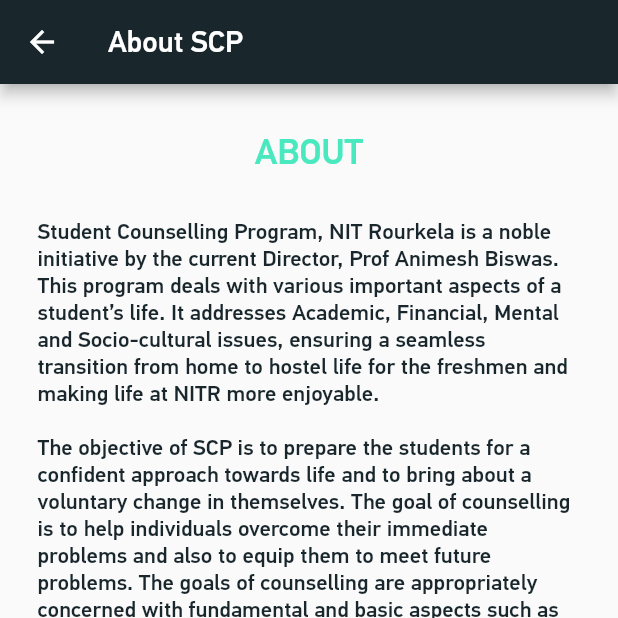
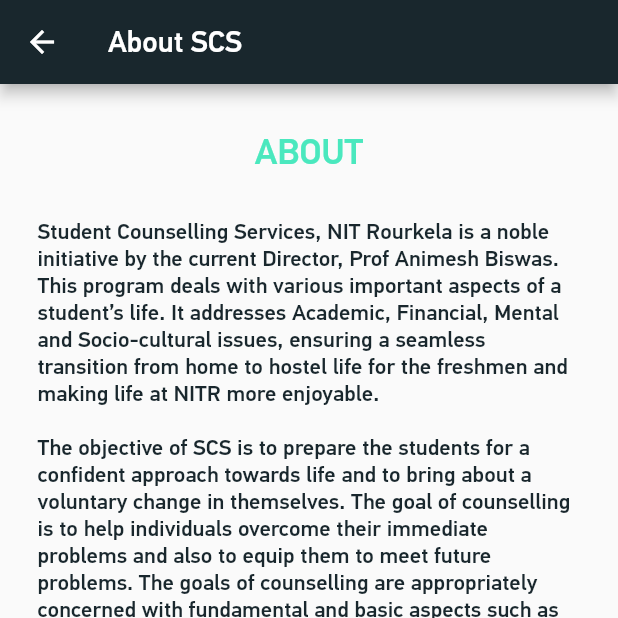
Before and after one commit to cmobiledev5/Institute-Counselling-mobile-app, a Flutter app: the AboutSCP screen opened by its route, on a phone screen of 412 x 824 dp, the top half of it. Run offline on Flutter 3.47's test engine with Material 2 defaults, Android fonts, the light colour scheme and no system bars; our stand-ins replace firebase_auth, firebase_database, firebase_remote_config, pin_code_text_field, shared_preferences; accounts and stored records are empty.

Commit message:
Merge Chinmay
Former-commit-id: 05ad32ab943474a5bfa1a383b19242c54b0c3887

```diff
--- a/scp/lib/cards.dart
+++ b/scp/lib/cards.dart
@@ -230,7 +230,7 @@
                             child: SizedBox(
                               width: 200.0,
                               child: Text(
-                                'Find the complete database of SCP Mentors',
+                                'Find the complete database of SCS Mentors',
                                 textAlign: TextAlign.left,
                                 style: TextStyle(
                                   fontSize: heightFactor * 0.038,
@@ -277,7 +277,7 @@
 }
 
 Widget faqCard(
-    BuildContext context, double heightFactor, double textScaleFactor) {
+    BuildContext context, double heightFactor, double textScaleFactor){
   Gradients().init(context);
   return SizedBox(
     height: heightFactor * 0.58,
--- a/scp/lib/drawer_screens/about_scp.dart
+++ b/scp/lib/drawer_screens/about_scp.dart
@@ -1,8 +1,8 @@
 import 'package:flutter/material.dart';
 import 'package:url_launcher/url_launcher.dart';
 
-final String ABOUT_TEXT="Student Counselling Program, NIT Rourkela is a noble initiative by the current Director, Prof Animesh Biswas. This program deals with various important aspects of a student’s life. It addresses Academic, Financial, Mental and Socio-cultural issues, ensuring a seamless transition from home to hostel life for the freshmen and making life at NITR more enjoyable. \n\n"
-    "The objective of SCP is to prepare the students for a confident approach towards life and to bring about a voluntary change in themselves. The goal of counselling is to help individuals overcome their immediate problems and also to equip them to meet future problems. The goals of counselling are appropriately concerned with fundamental and basic aspects such as self-understanding and self-actualization.\n\n"
+final String ABOUT_TEXT="Student Counselling Services, NIT Rourkela is a noble initiative by the current Director, Prof Animesh Biswas. This program deals with various important aspects of a student’s life. It addresses Academic, Financial, Mental and Socio-cultural issues, ensuring a seamless transition from home to hostel life for the freshmen and making life at NITR more enjoyable. \n\n"
+    "The objective of SCS is to prepare the students for a confident approach towards life and to bring about a voluntary change in themselves. The goal of counselling is to help individuals overcome their immediate problems and also to equip them to meet future problems. The goals of counselling are appropriately concerned with fundamental and basic aspects such as self-understanding and self-actualization.\n\n"
 "The program has 8 faculty members, including the Professor in Charge, Prof. K. C. Pati and 11 Student Coordinators. Each coordinator has been assigned a set number of mentors who in turn take care of mentees from the freshman year. Experienced mentors interact with the newbies to bridge the Junior-Senior gap and also personal and professional support. Student Counselling Program also has at their services a Counsellor and a Psychiatrist, who professionally deal with various student issues. ";
 class AboutSCP extends StatelessWidget {
   @override
@@ -10,7 +10,7 @@
     return Scaffold(
       appBar: AppBar(
         backgroundColor: Color.fromRGBO(25, 39, 45, 1),
-        title: Text("About SCP",
+        title: Text("About SCS",
         style: TextStyle(
           fontFamily: 'PfDin'
         ),),
--- a/scp/lib/drawer_screens/dev_info.dart
+++ b/scp/lib/drawer_screens/dev_info.dart
@@ -1,7 +1,8 @@
 import 'package:flutter/material.dart';
 import 'package:url_launcher/url_launcher.dart';
 
-final String ABOUT_TEXT="Lorem Ipsum is simply dummy text of the printing and typesetting industry. Lorem Ipsum has been the industry's standard dummy text ever since the 1500s, when an unknown printer took a galley of type and scrambled it to make a type specimen book. It has survived not only five centuries, but also the leap into electronic typesetting, remaining essentially unchanged. It was popularised in the 1960s with the release of Letraset sheets containing Lorem Ipsum passages, and more recently with desktop publishing software like Aldus PageMaker including versions of Lorem Ipsum.";
+final String ABOUT_TEXT="Developer Student Clubs (DSC) is a Google Developers powered program for university students to learn mobile and web development skills. The clubs will be open to any student interested to learn, ranging from novice developers who are just starting, to advanced developers who want to further their skills. The clubs are intended as a space for students to try out new ideas and collaborate to solve mobile and web development problems.\n\n"
+"DSC NIT Rourkela(DSC NITR) is a student chapter of DSC India with a motive to nurture developers within the community and solve real-life problems in the community through technology.";
 
 class DevInfo extends StatelessWidget {
   @override
@@ -64,9 +65,11 @@
             Column(
               mainAxisAlignment: MainAxisAlignment.spaceEvenly,
               children: <Widget>[
+                contactCard(context, "Abel Mathew | DSC NITR Lead", "https://github.com/DesignrKnight"),
+                contactCard(context, "Ankesh Anku", "https://github.com/ankank30"),
                 contactCard(context, "Chinmay Kabi", "https://github.com/Chinmay-KB"),
                 contactCard(context, "Smarak Das", "https://github.com/Thesmader"),
-                contactCard(context, "Ankesh Anku", "https://github.com/ankank30"),
+                contactCard(context, "Reuben Abraham | Designer", "http://reubenabraham.com/"),
 
               ],
             )
--- a/scp/lib/drawer_screens/important_documents.dart
+++ b/scp/lib/drawer_screens/important_documents.dart
@@ -19,8 +19,10 @@
         mainAxisAlignment: MainAxisAlignment.start,
         mainAxisSize: MainAxisSize.min,
         children: <Widget>[
-docCard(context, "Timetable", "https://nitrkl.ac.in/Academics/AcademicProcess/AcademicTimeTable.aspx"),
-docCard(context, "Academic Calendar", "https://nitrkl.ac.in/Academics/AcademicProcess/AcademicCalendar.aspx"),
+          docCard(context, "Timetable", "https://nitrkl.ac.in/Academics/AcademicProcess/AcademicTimeTable.aspx"),
+          docCard(context, "Academic Calendar", "https://nitrkl.ac.in/Academics/AcademicProcess/AcademicCalendar.aspx"),
+          docCard(context, "Curriculum", "https://nitrkl.ac.in/Academics/AcademicProcess/Curricula.aspx"),
+
 
 
         ],
--- a/scp/lib/firebase/firebaseAuthHelper.dart
+++ b/scp/lib/firebase/firebaseAuthHelper.dart
@@ -102,7 +102,7 @@
     final PhoneVerificationCompleted verificationCompleted =
         (AuthCredential credential) {
       print('verified');
-    };
+        };
 
     final PhoneVerificationFailed verificationFailed = (AuthException error) {
       print('${error.message}');
--- a/scp/lib/login.dart
+++ b/scp/lib/login.dart
@@ -63,7 +63,7 @@
                     Align(
                       alignment: Alignment.center,
                       child: Text(
-                        "SCP NIT ROURKELA",
+                        "SCS NIT ROURKELA",
                         style: TextStyle(
                             fontSize: 32.0,
                             fontFamily: "PfDin",
--- a/scp/lib/main.dart
+++ b/scp/lib/main.dart
@@ -21,11 +21,11 @@
 import 'package:scp/time_table.dart';
 
 var firebaseInstance = FirebaseAuth.instance;
-final PRIVACY_POLICY="https://google.com";
+final PRIVACY_POLICY="https://project-avocado-8b3e1.firebaseapp.com";
 void main() => runApp(MaterialApp(
-      title: 'SCP Demo',
+      title: 'SCS',
       routes: <String, WidgetBuilder>{
-        '/homePage': (BuildContext context) => HomePage(title: 'SCP Home Page'),
+        '/homePage': (BuildContext context) => HomePage(title: 'SCS Home Page'),
         '/loginPage': (BuildContext context) => Login(),
         '/appointments': (BuildContext context) => Appointments(),
         '/timetable': (BuildContext context) => TheorySection(),
@@ -69,6 +69,8 @@
       Navigator.pushNamed(context, '/homePage');
     } else {
       Navigator.pushNamed(context, '/login');
+//      Navigator.pushNamed(context, '/timetable');
+
     }
   }
 }
@@ -135,7 +137,7 @@
                           onTap:(){
                             Navigator.pushNamed(context, '/about_scp');
                           },
-                          title: Text("About SCP",style: TextStyle(fontSize: 18.0, fontFamily: 'PfDin'),),
+                          title: Text("About SCS",style: TextStyle(fontSize: 18.0, fontFamily: 'PfDin'),),
                         ),
                         ListTile(
                           onTap:(){
@@ -183,7 +185,7 @@
             elevation: 0,
             centerTitle: true,
             title: Text(
-              'SCP',
+              'SCS',
               textAlign: TextAlign.center,
               style: TextStyle(
                   color: Colors.black,
--- a/scp/lib/time_table.dart
+++ b/scp/lib/time_table.dart
@@ -28,6 +28,11 @@
     SharedPreferences prefs = await SharedPreferences.getInstance();
     theorySection = prefs.getString('theory_section');
     practicalSection = prefs.getString('prac_section');
+    if((theorySection.compareTo('A')==0)||(theorySection.compareTo('D')==0)||(theorySection.compareTo('C')==0)||(theorySection.compareTo('B')==0))
+      {
+        sectionSequence = 'tp';
+      }
+    print("PSA"+sectionSequence);
   }
 
   _resetSections(BuildContext context) async{
```
Also changed, not shown: scp/pubspec.yaml (+6 -1 lines), firebase.json (added), scp/assets/icon/icon.png (added), 26 other files.
